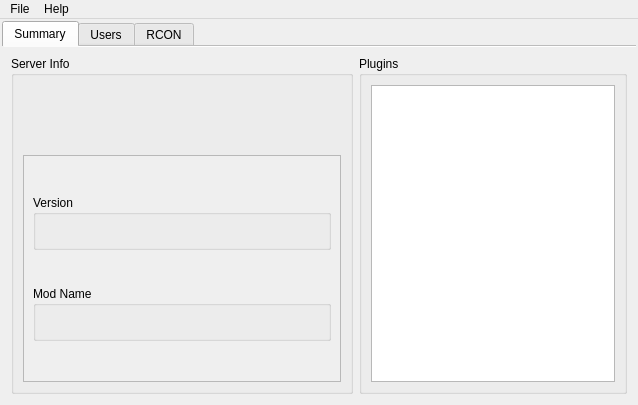
Old version of the form src/mainwindow.ui in the repository Link1J/MSManager.
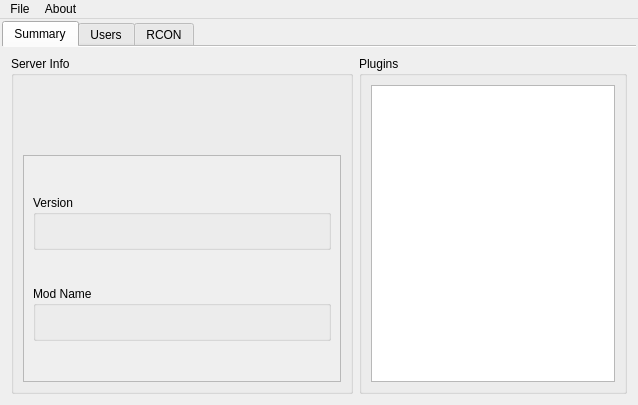
New version of the form. The open tabs and pages were chosen to show the change. Icons and pictures are not drawn. Custom widgets are drawn as their Qt base class.

Patch:
```diff
--- a/src/mainwindow.ui
+++ b/src/mainwindow.ui
@@ -493,7 +493,7 @@
      <x>0</x>
      <y>0</y>
      <width>638</width>
-     <height>30</height>
+     <height>21</height>
     </rect>
    </property>
    <widget class="QMenu" name="menuFile">
@@ -506,7 +506,7 @@
    </widget>
    <widget class="QMenu" name="menuHelp">
     <property name="title">
-     <string>Help</string>
+     <string>About</string>
     </property>
     <addaction name="action_about"/>
    </widget>
```
Left out of the diff: 28 changed lines with no effect on the pictures.
